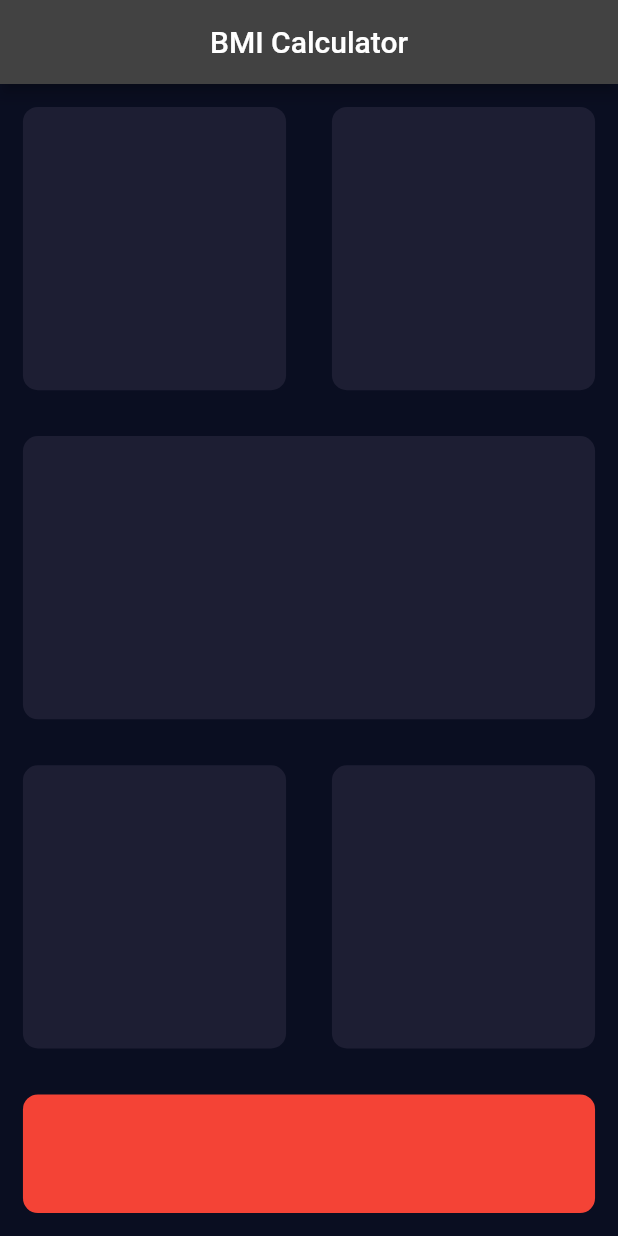
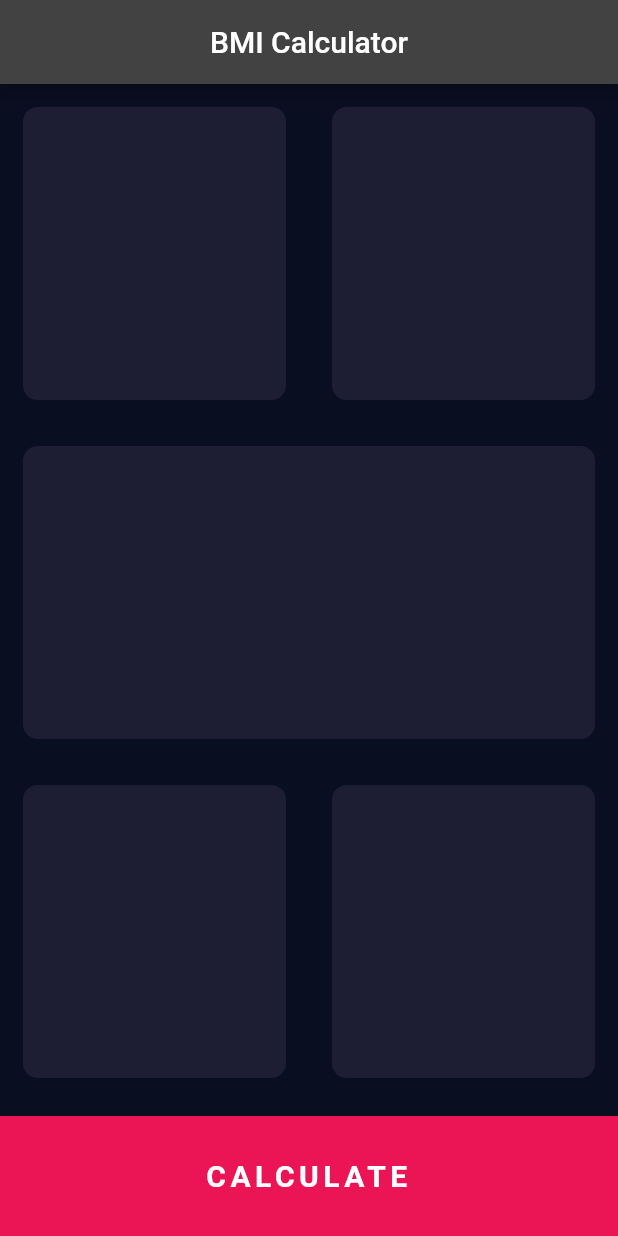
Before and after one commit to vaibhv0311/bmi-calculator, a Flutter app: the screen it shows after launch, on a phone screen of 412 x 824 dp. Run offline on Flutter 3.47's test engine with Material 2 defaults, Android fonts, the phone set to English and light mode, and no system bars.

Commit message:
Added variables

```diff
--- a/lib/inputpage.dart
+++ b/lib/inputpage.dart
@@ -1,4 +1,8 @@
 import 'package:flutter/material.dart';
+
+const double BottomButtonHeight = 80.0;
+const Color activeCardColor = Color(0xFF1D1E33);
+const Color bottomContainerColor = Color(0xFFEB1555);
 
 class InputPage extends StatefulWidget {
   const InputPage({Key? key}) : super(key: key);
@@ -22,25 +26,47 @@ class _InputPageState extends State<InputPage> {
                 flex: 2,
                 child: Row(
                   children: [
-                    Expanded(child: ReusableCard(Color(0xFF1D1E33))),
-                    Expanded(child: ReusableCard(Color(0xFF1D1E33))),
+                    Expanded(
+                      child: ReusableCard(activeCardColor),
+                    ),
+                    Expanded(
+                      child: ReusableCard(activeCardColor),
+                    ),
                   ],
                 ),
               ),
-              Expanded(flex: 2, child: ReusableCard(Color(0xFF1D1E33))),
+              Expanded(
+                flex: 2,
+                child: ReusableCard(activeCardColor),
+              ),
               Expanded(
                 flex: 2,
                 child: Row(
                   children: [
-                    Expanded(child: ReusableCard(Color(0xFF1D1E33))),
-                    Expanded(child: ReusableCard(Color(0xFF1D1E33))),
+                    Expanded(
+                      child: ReusableCard(activeCardColor),
+                    ),
+                    Expanded(
+                      child: ReusableCard(activeCardColor),
+                    ),
                   ],
                 ),
               ),
-              Expanded(
-                child: ReusableCard(Colors.red),
-                flex: 1,
-              )
+              Container(
+                color: bottomContainerColor,
+                margin: EdgeInsets.only(top: 10.0),
+                width: double.infinity,
+                height: BottomButtonHeight,
+                child: Center(
+                    child: Text(
+                  'CALCULATE',
+                  textAlign: TextAlign.center,
+                  style: TextStyle(
+                      fontSize: 20,
+                      fontWeight: FontWeight.bold,
+                      letterSpacing: 3),
+                )),
+              ),
             ],
           ),
         ));
@@ -49,7 +75,7 @@ class _InputPageState extends State<InputPage> {
 
 class ReusableCard extends StatelessWidget {
   ReusableCard(this.colour);
-  Color colour;
+  final Color colour;
   @override
   Widget build(BuildContext context) {
     return Container(
```
